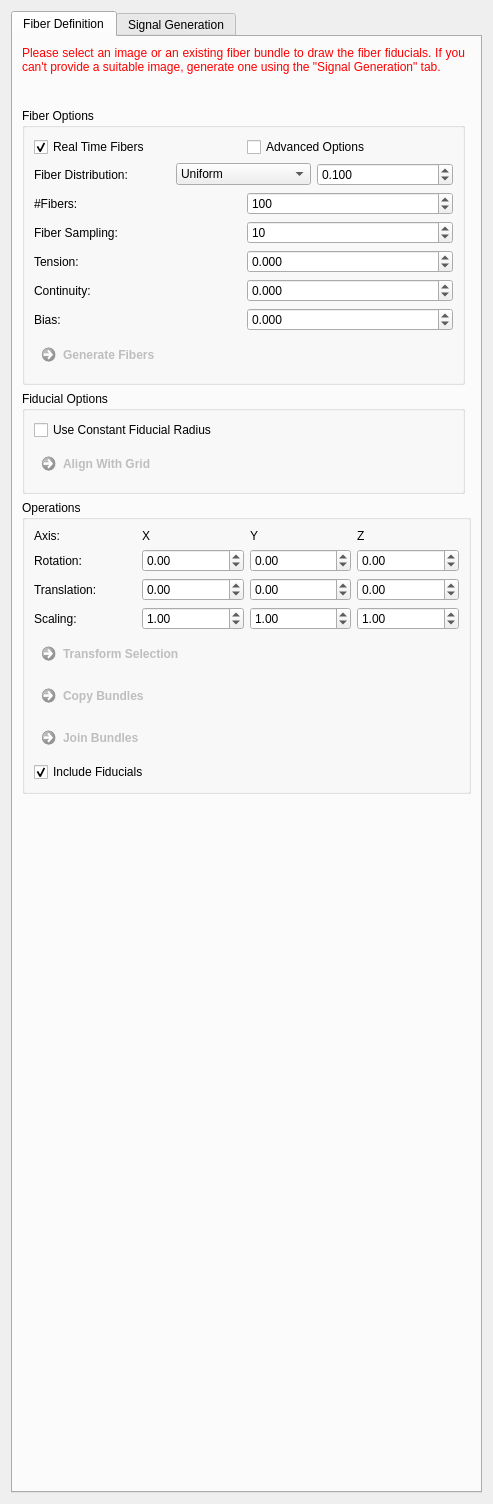
Above: Plugins/org.mitk.gui.qt.diffusionimaging/src/internal/QmitkFiberfoxViewControls.ui from MITK/MITK before the change. Below: the same form after it.
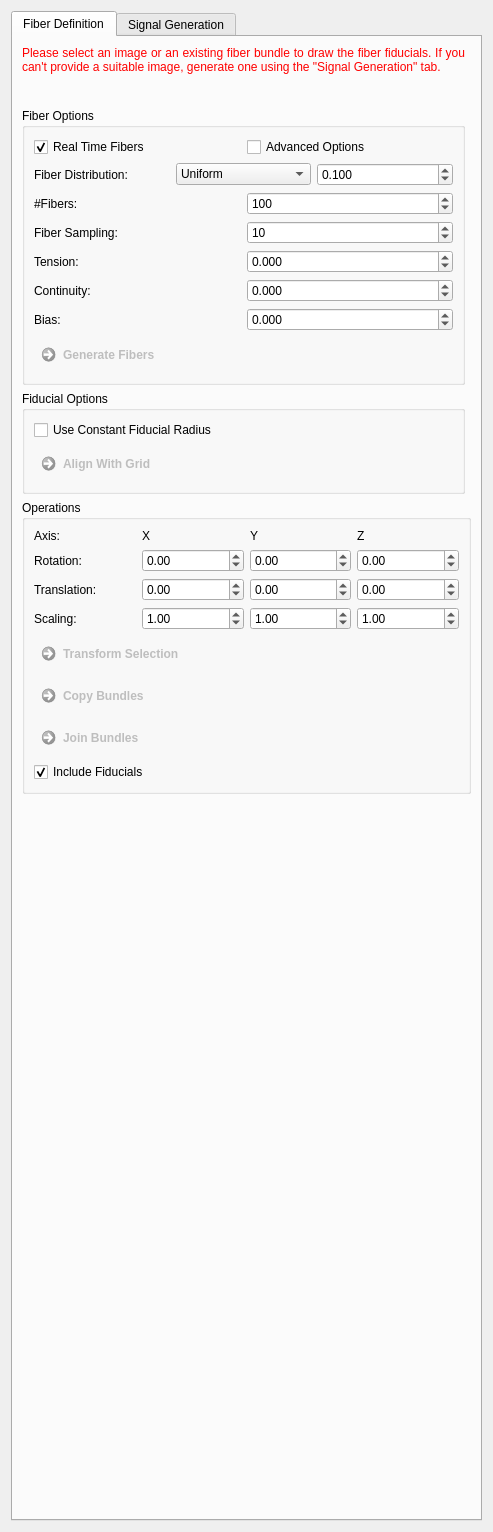
That is the form after the change. Icons and pictures are not drawn. Custom widgets are drawn as their Qt base class.

Commit message: adjusted tooltip

```diff
--- a/Plugins/org.mitk.gui.qt.diffusionimaging/src/internal/QmitkFiberfoxViewControls.ui
+++ b/Plugins/org.mitk.gui.qt.diffusionimaging/src/internal/QmitkFiberfoxViewControls.ui
@@ -7,7 +7,7 @@
     <x>0</x>
     <y>0</y>
     <width>493</width>
-    <height>1504</height>
+    <height>1532</height>
    </rect>
   </property>
   <property name="windowTitle">
```
Left out of the diff: 3 changed lines with no effect on the pictures.
